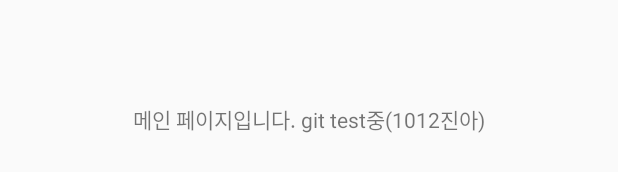
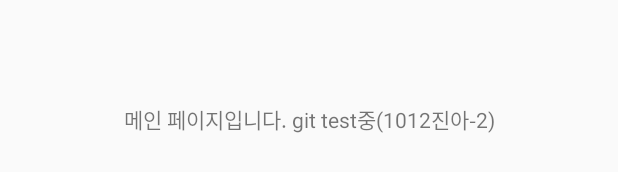
Before and after one commit to ziinaa1105/Rainbow, an Android app: the layout activity_main.xml on its own in the app's theme, with its tools: preview values and no code run, on a phone screen of 412 x 824 dp. Shown: the part 499-671 px from the top of the screen. Run offline under Robolectric (Android 15) with nearby library versions, the phone set to English and light mode, and no system bars.

Commit message:
1012jina

```diff
--- a/src/main/res/layout/activity_main.xml
+++ b/src/main/res/layout/activity_main.xml
@@ -8,7 +8,7 @@
         android:layout_width="match_parent"
         android:layout_height="match_parent"
         android:gravity="center"
-        android:text="메인 페이지입니다. git test중(1012진아)"
+        android:text="메인 페이지입니다. git test중(1012진아-2)"
 />
 
 </LinearLayout>
```
